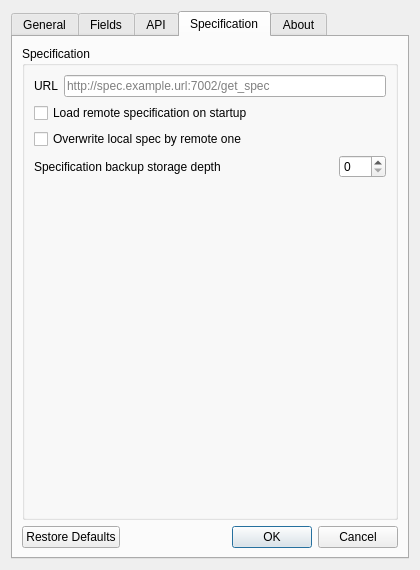
Qt form common/gui/forms/settings_window.ui (FedorIvanov37/signal) before a commit.
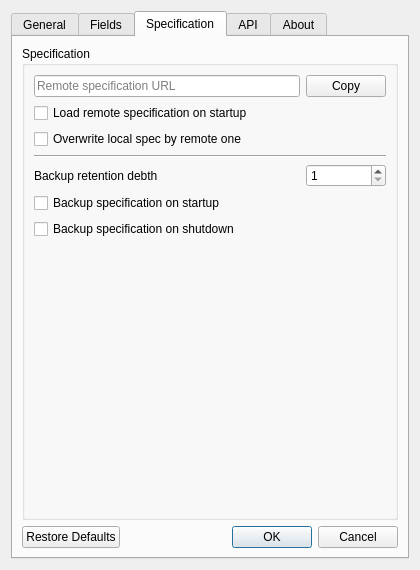
The same form after that commit. The open tabs and pages were chosen to show the change.

Commit message: Added spec backup settings

Patch:
```diff
--- a/common/gui/forms/settings_window.ui
+++ b/common/gui/forms/settings_window.ui
@@ -31,7 +31,7 @@
   <property name="windowTitle">
    <string>Signal | Configuration</string>
   </property>
-  <layout class="QGridLayout" name="gridLayout_10">
+  <layout class="QGridLayout" name="gridLayout_8">
    <item row="0" column="0">
     <widget class="QTabWidget" name="MainTabs">
      <property name="currentIndex">
@@ -698,6 +698,112 @@
        </item>
       </layout>
      </widget>
+     <widget class="QWidget" name="Spec">
+      <attribute name="title">
+       <string>Specification</string>
+      </attribute>
+      <layout class="QGridLayout" name="gridLayout_16">
+       <item row="0" column="0">
+        <widget class="QGroupBox" name="SpecBox">
+         <property name="title">
+          <string>Specification</string>
+         </property>
+         <layout class="QGridLayout" name="gridLayout_15">
+          <item row="0" column="0">
+           <layout class="QGridLayout" name="gridLayout_4">
+            <item row="5" column="0">
+             <widget class="QLabel" name="label_5">
+              <property name="text">
+               <string>Backup retention debth</string>
+              </property>
+             </widget>
+            </item>
+            <item row="5" column="1">
+             <widget class="QSpinBox" name="StorageDepth">
+              <property name="minimum">
+               <number>1</number>
+              </property>
+              <property name="maximum">
+               <number>99999</number>
+              </property>
+             </widget>
+            </item>
+            <item row="3" column="0">
+             <widget class="QCheckBox" name="RewriteLocalSpec">
+              <property name="text">
+               <string>Overwrite local spec by remote one</string>
+              </property>
+             </widget>
+            </item>
+            <item row="1" column="1">
+             <widget class="QPushButton" name="CopySpecUrl">
+              <property name="text">
+               <string>Copy</string>
+              </property>
+             </widget>
+            </item>
+            <item row="1" column="0">
+             <widget class="QLineEdit" name="RemoteSpecUrl">
+              <property name="placeholderText">
+               <string>Remote specification URL</string>
+              </property>
+             </widget>
+            </item>
+            <item row="2" column="0">
+             <widget class="QCheckBox" name="LoadSpec">
+              <property name="text">
+               <string>Load remote specification on startup</string>
+              </property>
+             </widget>
+            </item>
+            <item row="9" column="0">
+             <widget class="QCheckBox" name="BackupLocalSpecStartup">
+              <property name="text">
+               <string>Backup specification on startup</string>
+              </property>
+             </widget>
+            </item>
+            <item row="10" column="0">
+             <widget class="QCheckBox" name="BackupLocalSpecShutdown">
+              <property name="text">
+               <string>Backup specification on shutdown</string>
+              </property>
+             </widget>
+            </item>
+            <item row="4" column="0" colspan="2">
+             <widget class="Line" name="line_3">
+              <property name="orientation">
+               <enum>Qt::Horizontal</enum>
+              </property>
+             </widget>
+            </item>
+           </layout>
+          </item>
+          <item row="1" column="0">
+           <spacer name="verticalSpacer_2">
+            <property name="orientation">
+             <enum>Qt::Vertical</enum>
+            </property>
+            <property name="sizeHint" stdset="0">
+             <size>
+              <width>20</width>
+              <height>40</height>
+             </size>
+            </property>
+           </spacer>
+          </item>
+         </layout>
+        </widget>
+       </item>
+       <item row="1" column="0">
+        <widget class="QDialogButtonBox" name="SpecificationButtonBox">
+         <property name="standardButtons">
+          <set>QDialogButtonBox::Cancel|QDialogButtonBox::Ok|QDialogButtonBox::RestoreDefaults</set>
+         </property>
+        </widget>
+       </item>
+      </layout>
+     </widget>
      <widget class="QWidget" name="API">
       <attribute name="title">
        <string>API</string>
@@ -846,78 +952,6 @@
             </property>
            </widget>
           </item>
-         </layout>
-        </widget>
-       </item>
-      </layout>
-     </widget>
-     <widget class="QWidget" name="Spec">
-      <attribute name="title">
-       <string>Specification</string>
-      </attribute>
-      <layout class="QGridLayout" name="gridLayout_8">
-       <item row="0" column="0">
-        <widget class="QGroupBox" name="SpecBox">
-         <property name="title">
-          <string>Specification</string>
-         </property>
-         <layout class="QGridLayout" name="gridLayout_4">
-          <item row="0" column="0">
-           <layout class="QHBoxLayout" name="horizontalLayout_8">
-            <item>
-             <widget class="QLabel" name="UrlLabel">
-              <property name="text">
-               <string>URL</string>
-              </property>
-             </widget>
-            </item>
-            <item>
-             <widget class="QLineEdit" name="RemoteSpecUrl">
-              <property name="placeholderText">
-               <string>http://spec.example.url:7002/get_spec</string>
-              </property>
-             </widget>
-            </item>
-           </layout>
-          </item>
-          <item row="4" column="0">
-           <layout class="QHBoxLayout" name="horizontalLayout_7">
-            <item>
-             <widget class="QLabel" name="BackupStorageLabel">
-              <property name="text">
-               <string>Specification backup storage depth</string>
-              </property>
-             </widget>
-            </item>
-            <item>
-             <spacer name="horizontalSpacer">
-              <property name="orientation">
-               <enum>Qt::Horizontal</enum>
-              </property>
-              <property name="sizeHint" stdset="0">
-               <size>
-                <width>40</width>
-                <height>20</height>
-               </size>
-              </property>
-             </spacer>
-            </item>
-            <item>
-             <widget class="QSpinBox" name="StorageDepth">
-              <property name="maximum">
-               <number>999</number>
-              </property>
-             </widget>
-            </item>
-           </layout>
-          </item>
-          <item row="2" column="0">
-           <widget class="QCheckBox" name="RewriteLocalSpec">
-            <property name="text">
-             <string>Overwrite local spec by remote one</string>
-            </property>
-           </widget>
-          </item>
           <item row="1" column="0">
            <widget class="QCheckBox" name="LoadSpec2">
             <property name="text">
@@ -925,18 +959,12 @@
             </property>
            </widget>
           </item>
-          <item row="5" column="0">
-           <spacer name="verticalSpacer_4">
-            <property name="orientation">
-             <enum>Qt::Vertical</enum>
+          <item row="2" column="0">
+           <widget class="QCheckBox" name="WaitForRemoteHost">
+            <property name="text">
+             <string>Wait for the remote host to respond</string>
             </property>
-            <property name="sizeHint" stdset="0">
-             <size>
-              <width>20</width>
-              <height>40</height>
-             </size>
-            </property>
-           </spacer>
+           </widget>
           </item>
          </layout>
         </widget>
```
Left out of the diff: 49 changed lines with no effect on the pictures. The commit also changes 12 other files.
